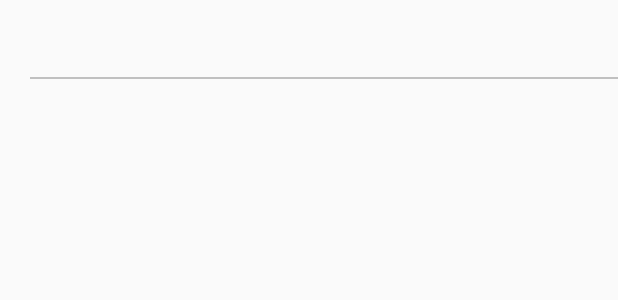
After one commit to iury123/AndroidChatApp, an Android app: the layout unsubscribed_subject_item_list.xml on its own in the app's theme, with its tools: preview values and no code run, on a phone screen of 412 x 824 dp. The commit adds this screen. Shown: the top 300 px of the screen. Run offline under Robolectric (Android 15) with nearby library versions, the phone set to English and light mode, and no system bars.

Commit message:
Listing unsubscribed subjects

```diff
--- a/app/src/main/java/com/example/iurymiguel/androidchatapp/application/AndroidChatApplication.kt
+++ b/app/src/main/java/com/example/iurymiguel/androidchatapp/application/AndroidChatApplication.kt
@@ -4,6 +4,7 @@ import android.app.Application
 import android.content.Intent
 import com.example.iurymiguel.androidchatapp.utils.ProgressDialogProvider
 import com.example.iurymiguel.androidchatapp.views.subjects.MainActivity
+import com.example.iurymiguel.androidchatapp.views.subjects.recyclerAdapters.UnsubscribedSubjectsRecyclerAdapter
 import com.google.firebase.auth.FirebaseAuth
 import com.google.firebase.database.FirebaseDatabase
 import org.koin.android.ext.android.startKoin
@@ -13,6 +14,7 @@ class AndroidChatApplication : Application() {
 
     private val appModule = module {
         single { ProgressDialogProvider() }
+        single { UnsubscribedSubjectsRecyclerAdapter() }
     }
 
     override fun onCreate() {
--- a/app/src/main/java/com/example/iurymiguel/androidchatapp/viewmodels/SubjectsViewModel.kt
+++ b/app/src/main/java/com/example/iurymiguel/androidchatapp/viewmodels/SubjectsViewModel.kt
@@ -11,6 +11,7 @@ class SubjectsViewModel : ViewModel() {
 
     val mSubjectsReference = FirebaseDatabase.getInstance().reference.child(Utils.SUBJECTS)
     val mAuth: FirebaseAuth = FirebaseAuth.getInstance()
+    lateinit var mSelectedSubject: Subject
     private lateinit var mSubscribedSubjects: MutableLiveData<MutableList<Subject>>
     private lateinit var mUnubscribedSubjects: MutableLiveData<MutableList<Subject>>
 
--- /dev/null
+++ b/app/src/main/res/layout/unsubscribed_subject_item_list.xml
@@ -0,0 +1,37 @@
+<?xml version="1.0" encoding="utf-8"?>
+<layout xmlns:tools="http://schemas.android.com/tools" xmlns:app="http://schemas.android.com/apk/res-auto"
+        xmlns:android="http://schemas.android.com/apk/res/android">
+
+    <data>
+        <import type="com.example.iurymiguel.androidchatapp.model.Subject"/>
+        <variable name="subject" type="Subject"/>
+    </data>
+
+    <android.support.constraint.ConstraintLayout
+            android:id="@+id/itemList"
+            android:layout_width="match_parent"
+            android:paddingTop="12dp"
+            android:paddingBottom="4dp"
+            android:layout_height="wrap_content">
+
+
+        <TextView
+                android:layout_width="0dp"
+                android:layout_height="31dp" app:layout_constraintTop_toTopOf="parent"
+                app:layout_constraintStart_toStartOf="parent"
+                android:text="@{subject.name}"
+                android:layout_marginStart="20dp" android:id="@+id/textSubjectName" android:textSize="20sp"
+                android:layout_marginEnd="8dp" app:layout_constraintEnd_toEndOf="parent"
+                android:layout_marginBottom="8dp" app:layout_constraintBottom_toTopOf="@+id/view"/>
+        <View
+                android:background="@color/line_divider_color"
+                android:layout_width="0dp"
+                android:layout_height="1dp"
+                android:id="@+id/view"
+                app:layout_constraintEnd_toEndOf="parent"
+                app:layout_constraintStart_toStartOf="@+id/textSubjectName"
+                app:layout_constraintBottom_toBottomOf="parent"/>
+
+
+    </android.support.constraint.ConstraintLayout>
+</layout>
--- a/app/src/main/res/values/colors.xml
+++ b/app/src/main/res/values/colors.xml
@@ -4,4 +4,5 @@
     <color name="colorPrimaryDark">#00574B</color>
     <color name="colorAccent">#00574B</color>
     <color name="white">#ffffff</color>
+    <color name="line_divider_color">#c0c0c0</color>
 </resources>
```
Also changed, not shown: app/src/main/java/com/example/iurymiguel/androidchatapp/views/subjects/MainActivity.kt (+44 -27 lines), app/src/main/java/com/example/iurymiguel/androidchatapp/views/subjects/UnsubscribedSubjectsFragment.kt (+45 -1 lines), app/src/main/java/com/example/iurymiguel/androidchatapp/views/subjects/recyclerAdapters/UnsubscribedSubjectsRecyclerAdapter.kt (added, +61 -0 lines), app/src/main/res/layout/fragment_unsubscribed_subjects.xml (+11 -3 lines).
